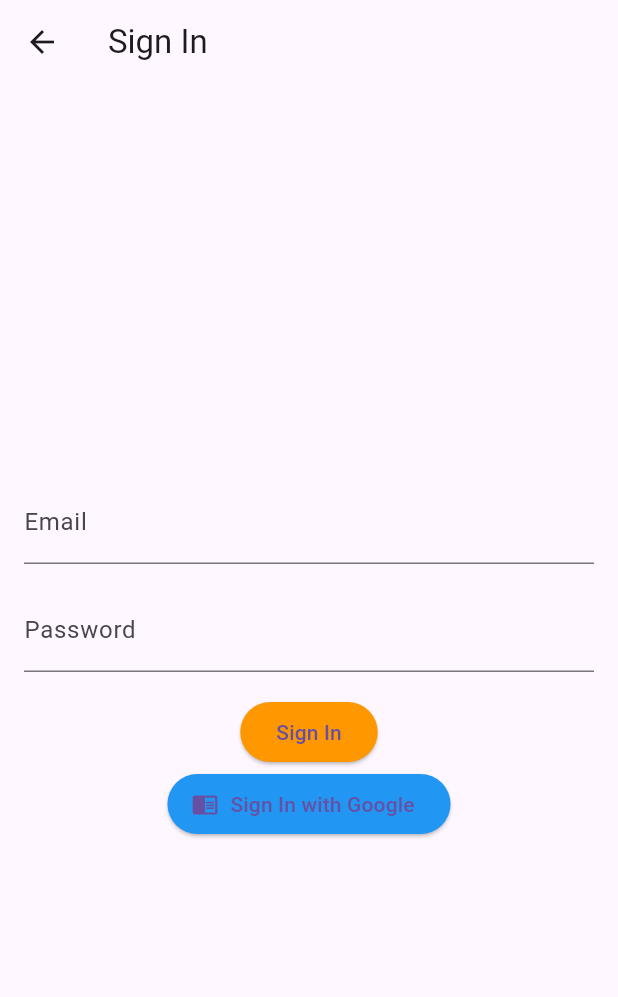
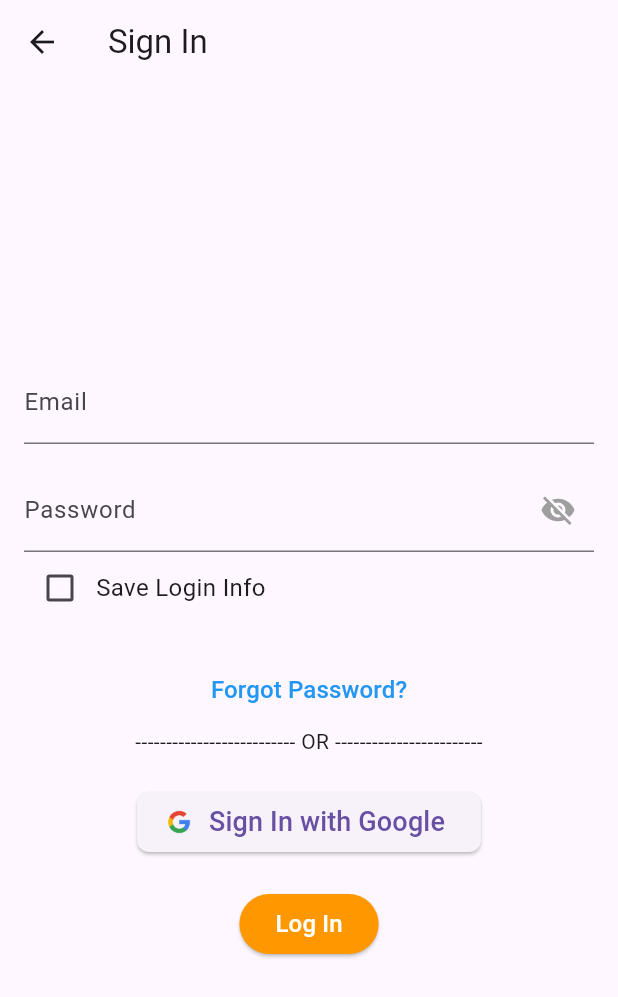
Before and after one commit to Wasiue03/linguotech, a Flutter app: the SignInScreen screen opened directly, on a phone screen of 412 x 824 dp. Shown: the top 997 px of the screen. Run offline on Flutter 3.47's test engine with Material 3 defaults, Android fonts, the light colour scheme and no system bars; our stand-ins replace cloud_firestore, firebase_auth, firebase_core, google_sign_in; accounts and stored records are empty.

Commit message:
Login UI added - SignInWithGoogle added

```diff
--- a/analysis_options.yaml
+++ b/analysis_options.yaml
@@ -7,7 +7,7 @@
 
 # The following line activates a set of recommended lints for Flutter apps,
 # packages, and plugins designed to encourage good coding practices.
-include: package:flutter_lints/flutter.yaml
+# include: package:flutter_lints/flutter.yaml
 
 linter:
   # The lint rules applied to this project can be customized in the
--- a/lib/Screens/Login/user_login.dart
+++ b/lib/Screens/Login/user_login.dart
@@ -1,6 +1,6 @@
 import 'package:flutter/material.dart';
 import 'package:firebase_auth/firebase_auth.dart';
-import 'package:linguotech/Components/home_page.dart';
+import 'package:linguotech/Screens/Translation_Screen/translate.dart';
 import 'package:linguotech/services/google_sign_in.dart';
 
 class SignInScreen extends StatefulWidget {
@@ -9,6 +9,9 @@
 }
 
 class _SignInScreenState extends State<SignInScreen> {
+  bool saveLoginInfo = false;
+  bool _isPasswordVisible = false;
+
   final FirebaseAuth _auth = FirebaseAuth.instance;
   final TextEditingController _emailController = TextEditingController();
   final TextEditingController _passwordController = TextEditingController();
@@ -37,7 +40,7 @@
         Navigator.of(context).pushReplacement(
           MaterialPageRoute(
             builder: (context) =>
-                HomePage(), // Replace HomeScreen with your actual home screen widget
+                TranslationScreen(), // Replace HomeScreen with your actual home screen widget
           ),
         );
 
@@ -59,13 +62,32 @@
     }
   }
 
+  Future<void> signInWithGoogle(BuildContext context) async {
+    try {
+      await signInWithGoogle(context);
+
+      // If the authentication is successful, navigate to the TranslationScreen
+      Navigator.pushReplacement(
+        context,
+        MaterialPageRoute(
+          builder: (context) => TranslationScreen(),
+        ),
+      );
+    } catch (e) {
+      print('Error signing in with Google in UI: $e');
+      // Handle error (show a message, etc.)
+    }
+  }
+
   @override
   Widget build(BuildContext context) {
     return Scaffold(
       appBar: AppBar(
         title: Text('Sign In'),
       ),
-      body: Padding(
+      body: Center(
+        child: SingleChildScrollView(
+          child: Padding(
             padding: const EdgeInsets.all(16.0),
             child: Column(
               mainAxisAlignment: MainAxisAlignment.center,
@@ -77,26 +99,100 @@
                 SizedBox(height: 16),
                 TextField(
                   controller: _passwordController,
-              decoration: InputDecoration(labelText: 'Password'),
-              obscureText: true,
+                  decoration: InputDecoration(
+                    labelText: 'Password',
+                    suffixIcon: IconButton(
+                      icon: Icon(
+                        _isPasswordVisible
+                            ? Icons.visibility
+                            : Icons.visibility_off,
+                        color: Colors.grey,
                       ),
-            SizedBox(height: 16),
-            ElevatedButton(
-              style: ElevatedButton.styleFrom(backgroundColor: Colors.orange),
-              onPressed: () => _signInWithEmailAndPassword(context),
-              child: Text('Sign In'),
+                      onPressed: () {
+                        setState(() {
+                          _isPasswordVisible = !_isPasswordVisible;
+                        });
+                      },
+                    ),
+                  ),
+                  obscureText: !_isPasswordVisible,
+                ),
+                Row(
+                  children: [
+                    Checkbox(
+                      value: saveLoginInfo,
+                      onChanged: (value) {
+                        setState(() {
+                          saveLoginInfo = value!;
+                        });
+                      },
+                    ),
+                    Text(
+                      'Save Login Info',
+                      style: TextStyle(fontSize: 16),
+                    ),
+                  ],
+                ),
+                if (saveLoginInfo)
+                  Icon(
+                    Icons.check,
+                    color: Colors.green,
+                  ),
+                SizedBox(
+                  height: 20,
+                ),
+                TextButton(
+                  onPressed: _handleForgotPassword,
+                  child: Text(
+                    'Forgot Password?',
+                    style: TextStyle(
+                      fontSize: 16,
+                      color: Colors.blue,
+                    ),
+                  ),
+                ),
+                Center(
+                  child: Text(
+                      "-------------------------- OR ------------------------"),
+                ),
+                SizedBox(
+                  height: 20,
                 ),
                 ElevatedButton.icon(
+                  onPressed: () => signInWithGoogle(context),
+                  icon: Image.asset(
+                    'assets/images/googleIcon.png', // Replace with your actual asset path
+                    height: 24, // Adjust the height as needed
+                  ),
+                  label: Text(
+                    'Sign In with Google',
+                    style: TextStyle(fontSize: 18),
+                  ),
                   style: ElevatedButton.styleFrom(
-                backgroundColor: Colors.blue,
+                    shape: RoundedRectangleBorder(
+                      borderRadius: BorderRadius.circular(8.0),
                     ),
-              onPressed: () => signInWithGoogle(context),
-              icon: Icon(Icons.chrome_reader_mode),
-              label: Text('Sign In with Google'),
+                  ),
+                ),
+                SizedBox(height: 20),
+                ElevatedButton(
+                  style: ElevatedButton.styleFrom(
+                    backgroundColor: Colors.orange,
+                    foregroundColor: Colors.white,
+                  ),
+                  onPressed: () => _signInWithEmailAndPassword(context),
+                  child: Text(
+                    'Log In',
+                    style: TextStyle(fontSize: 16),
+                  ),
                 ),
               ],
             ),
           ),
+        ),
+      ),
     );
   }
+
+  void _handleForgotPassword() {}
 }
--- a/lib/main.dart
+++ b/lib/main.dart
@@ -20,7 +20,7 @@
   Widget build(BuildContext context) {
     return MaterialApp(
       debugShowCheckedModeBanner: false,
-      home: TranslationScreen(),
+      home: SignInScreen(),
     );
   }
 }
--- a/pubspec.yaml
+++ b/pubspec.yaml
@@ -42,6 +42,7 @@
   firebase_auth: ^4.0.0
   firebase_core: ^2.22.0
   google_sign_in: ^6.1.6
+  material_design_icons_flutter: ^7.0.7296
 
 dev_dependencies:
   flutter_test:
```
Also changed, not shown: lib/services/auth_provider.dart (added, +20 -0 lines), assets/images/googleIcon.png (added), pubspec.lock. Lines whose indentation alone changed are shown as unchanged.
